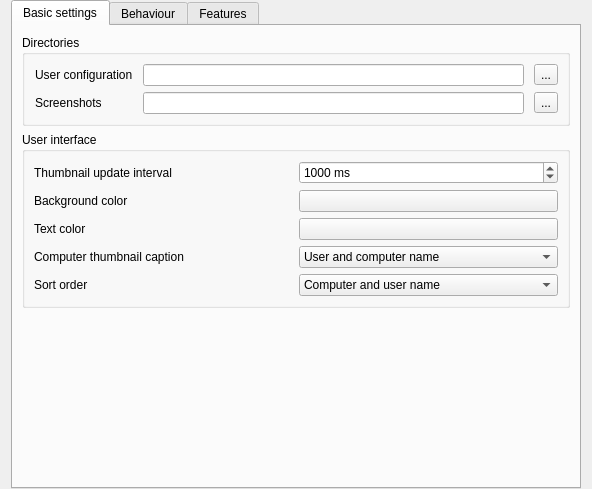
veyon/veyon, file configurator/src/MasterConfigurationPage.ui: the form before one commit.
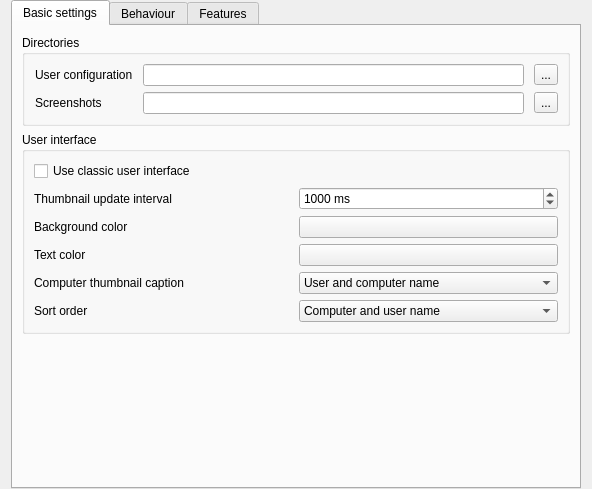
The form after the commit. Icons and pictures are not drawn.

Commit message: VeyonConfiguration: add Master/ClassicUserInterface

```diff
--- a/configurator/src/MasterConfigurationPage.ui
+++ b/configurator/src/MasterConfigurationPage.ui
@@ -82,14 +82,46 @@
           <string>User interface</string>
          </property>
          <layout class="QGridLayout" name="gridLayout_2">
-          <item row="2" column="0">
-           <widget class="QLabel" name="label_9">
+          <item row="5" column="0">
+           <widget class="QLabel" name="label_10">
             <property name="text">
-             <string>Text color</string>
+             <string>Sort order</string>
             </property>
            </widget>
           </item>
           <item row="3" column="1">
+           <widget class="QPushButton" name="computerMonitoringTextColor"/>
+          </item>
+          <item row="2" column="1">
+           <widget class="QPushButton" name="computerMonitoringBackgroundColor"/>
+          </item>
+          <item row="5" column="1">
+           <widget class="QComboBox" name="computerMonitoringSortOrder">
+            <item>
+             <property name="text">
+              <string>Computer and user name</string>
+             </property>
+            </item>
+            <item>
+             <property name="text">
+              <string>Only user name</string>
+             </property>
+            </item>
+            <item>
+             <property name="text">
+              <string>Only computer name</string>
+             </property>
+            </item>
+           </widget>
+          </item>
+          <item row="1" column="0">
+           <widget class="QLabel" name="label_7">
+            <property name="text">
+             <string>Thumbnail update interval</string>
+            </property>
+           </widget>
+          </item>
+          <item row="4" column="1">
            <widget class="QComboBox" name="computerDisplayRoleContent">
             <item>
              <property name="text">
@@ -108,14 +140,21 @@
             </item>
            </widget>
           </item>
+          <item row="2" column="0">
+           <widget class="QLabel" name="label_6">
+            <property name="text">
+             <string>Background color</string>
+            </property>
+           </widget>
+          </item>
           <item row="3" column="0">
-           <widget class="QLabel" name="label_8">
+           <widget class="QLabel" name="label_9">
             <property name="text">
-             <string>Computer thumbnail caption</string>
+             <string>Text color</string>
             </property>
            </widget>
           </item>
-          <item row="0" column="1">
+          <item row="1" column="1">
            <widget class="QSpinBox" name="computerMonitoringUpdateInterval">
             <property name="suffix">
              <string> ms</string>
@@ -134,50 +173,18 @@
             </property>
            </widget>
           </item>
-          <item row="2" column="1">
-           <widget class="QPushButton" name="computerMonitoringTextColor"/>
-          </item>
-          <item row="1" column="1">
-           <widget class="QPushButton" name="computerMonitoringBackgroundColor"/>
-          </item>
-          <item row="1" column="0">
-           <widget class="QLabel" name="label_6">
-            <property name="text">
-             <string>Background color</string>
-            </property>
-           </widget>
-          </item>
-          <item row="0" column="0">
-           <widget class="QLabel" name="label_7">
-            <property name="text">
-             <string>Thumbnail update interval</string>
-            </property>
-           </widget>
-          </item>
           <item row="4" column="0">
-           <widget class="QLabel" name="label_10">
+           <widget class="QLabel" name="label_8">
             <property name="text">
-             <string>Sort order</string>
+             <string>Computer thumbnail caption</string>
             </property>
            </widget>
           </item>
-          <item row="4" column="1">
-           <widget class="QComboBox" name="computerMonitoringSortOrder">
-            <item>
-             <property name="text">
-              <string>Computer and user name</string>
-             </property>
-            </item>
-            <item>
-             <property name="text">
-              <string>Only user name</string>
-             </property>
-            </item>
-            <item>
-             <property name="text">
-              <string>Only computer name</string>
-             </property>
-            </item>
+          <item row="0" column="0" colspan="2">
+           <widget class="QCheckBox" name="classicUserInterface">
+            <property name="text">
+             <string>Use classic user interface</string>
+            </property>
            </widget>
           </item>
          </layout>
```
The commit also changes 1 other file.
